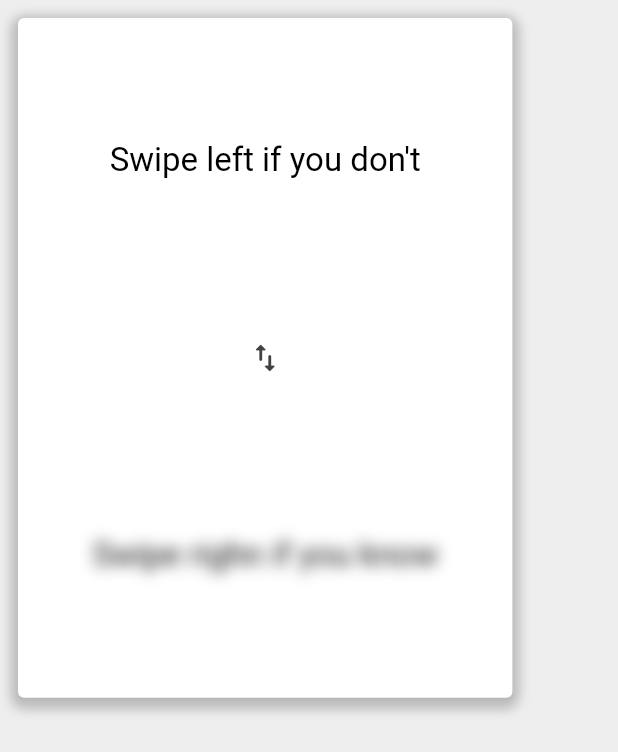
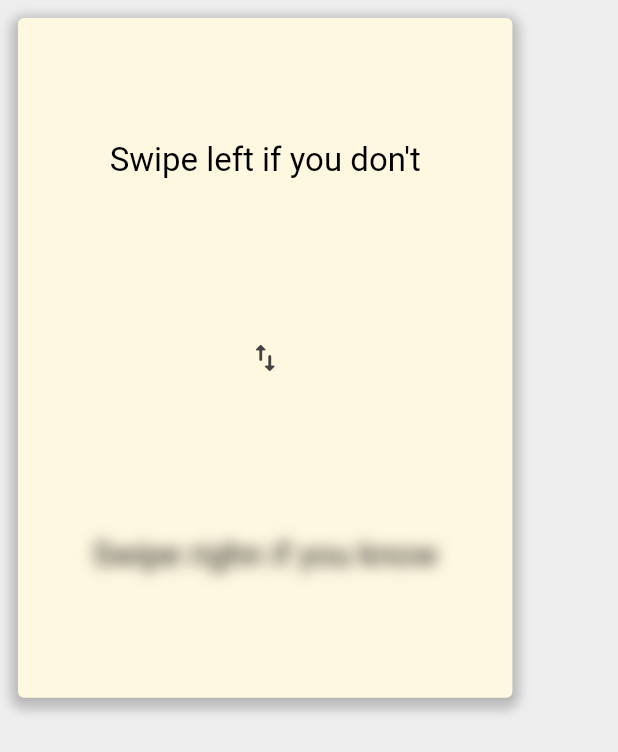
Before and after one commit to IvanShaptalov/FlashCardsReader, a Flutter app: the HorizontalQuizFlashCard widget shown alone on an empty page, opened directly, on a phone screen of 412 x 824 dp. Shown: the top 752 px of the screen. Run offline on Flutter 3.47's test engine with Material 2 defaults, Android fonts, the phone set to English and light mode, and no system bars; drawn by our look-alikes of overlay_support; our stand-ins replace bloc, flutter_bloc, flutter_spinkit, flutter_staggered_animations, flutter_tts, hive and 5 more; missing offline and left inert: external_path, fb2_parse, flutter_cached_pdfview, flutter_dialogs, intro, pdfx and 3 more; accounts and stored records are empty.

```diff
--- a/lib/views/flashcards/quiz/horizontal_quiz_card_widget.dart
+++ b/lib/views/flashcards/quiz/horizontal_quiz_card_widget.dart
@@ -1,6 +1,7 @@
 import 'dart:ui';
 
 import 'package:flashcards_reader/bloc/quiz_bloc/quiz_bloc.dart';
+import 'package:flashcards_reader/model/entities/flashcards/flashcards_model.dart';
 import 'package:flashcards_reader/views/flashcards/quiz/util_provider.dart';
 import 'package:flashcards_reader/views/config/view_config.dart';
 import 'package:flutter/material.dart';
@@ -20,6 +21,7 @@ class HorizontalQuizFlashCard extends StatefulWidget {
 }
 
 class _HorizontalQuizFlashCardState extends State<HorizontalQuizFlashCard> {
+
   @override
   Widget build(BuildContext context) {
     // if landscape mode
@@ -27,11 +29,11 @@ class _HorizontalQuizFlashCardState extends State<HorizontalQuizFlashCard> {
       widget.swipeRight = 'Swipe up if you know';
       widget.swipeLeft = 'Swipe down if you don\'t';
     }
-
   var currentFcard = BlocProvider.of<QuizBloc>(widget.quizContext)
         .state
         .quizModel
         .currentFCard;
+
     var firstText = SwapWordsProvider.swap
         ? currentFcard?.answer ?? widget.swipeRight
         : currentFcard?.question ?? widget.swipeLeft;
@@ -80,21 +82,24 @@ class _HorizontalQuizFlashCardState extends State<HorizontalQuizFlashCard> {
                     child: Column(
                       mainAxisAlignment: MainAxisAlignment.center,
                       children: [
-                        ImageFiltered(
-                          imageFilter: BlurProvider.blurred
-                              ? ImageFilter.blur(
+                        BlurProvider.blurred
+                            ? ImageFiltered(
+                                imageFilter: ImageFilter.blur(
                                     sigmaX: 5,
                                     sigmaY: 5,
-                                  tileMode: TileMode.decal)
-                              : ImageFilter.blur(
-                                  sigmaX: 0,
-                                  sigmaY: 0,
                                     tileMode: TileMode.decal),
                                 child: Text(
                                   secondText,
                                   style: FontConfigs.cardQuestionTextStyle,
                                   textAlign: TextAlign.center,
+                                  maxLines: 3,
                                 ),
+                              )
+                            : Text(
+                                secondText,
+                                style: FontConfigs.cardQuestionTextStyle,
+                                textAlign: TextAlign.center,
+                                maxLines: 3,
                               ),
                       ],
                     ),
@@ -119,6 +124,7 @@ class _HorizontalQuizFlashCardState extends State<HorizontalQuizFlashCard> {
         ),
         child: Card(
           shadowColor: Palette.black.withOpacity(0.2),
+          color: Palette.amber50,
           child: SizedBox(
             height: SizeConfig.getMediaHeight(context, p: 0.55),
             width: SizeConfig.getMediaWidth(context, p: 0.8),
```
Also changed, not shown: lib/views/flashcards/quiz/quiz_card_widget.dart (+16 -7 lines). Lines whose indentation alone changed are shown as unchanged.
